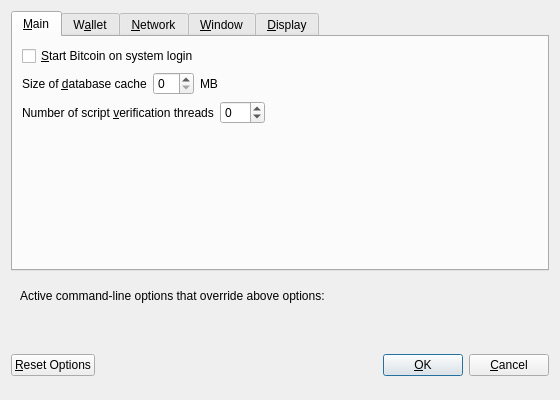
Qt form src/qt/forms/optionsdialog.ui (glaspe/sidecoin) before a commit.
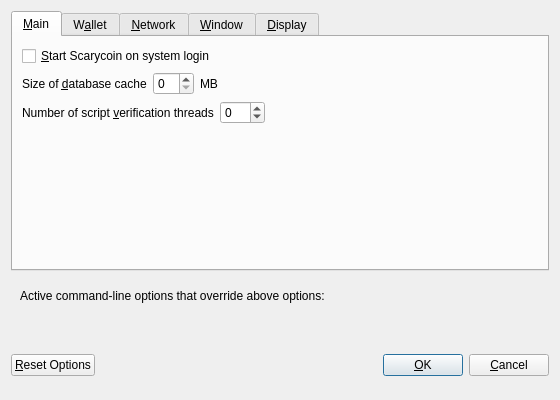
The same form after that commit. Custom widgets are drawn as their Qt base class.

```diff
--- a/src/qt/forms/optionsdialog.ui
+++ b/src/qt/forms/optionsdialog.ui
@@ -33,7 +33,7 @@
           <string>Automatically start Bitcoin after logging in to the system.</string>
          </property>
          <property name="text">
-          <string>&amp;Start Bitcoin on system login</string>
+          <string>&amp;Start Scarycoin on system login</string>
          </property>
         </widget>
        </item>
```
Left out of the diff: 18 changed lines with no effect on the pictures.
